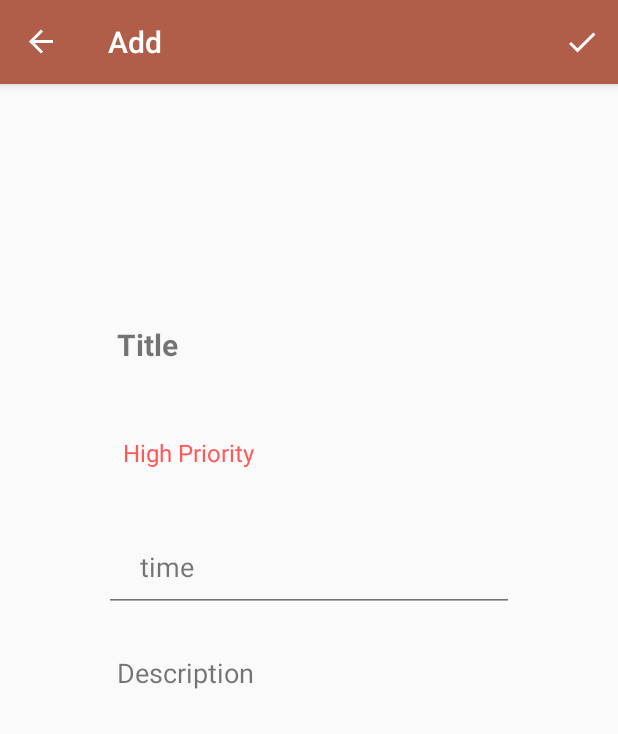
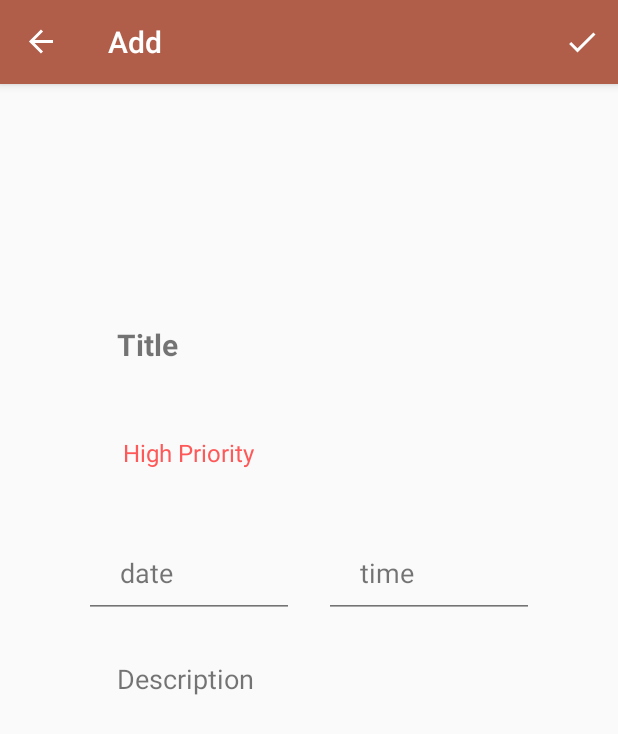
Before and after one commit to WhatToDo-NJUST/ToDo-kt, an Android app built with Jetpack Compose: the AddFragment screen opened through its navigation route, on a phone screen of 412 x 824 dp. Shown: the top 734 px of the screen. Run offline under Robolectric (Android 15) with nearby library versions, the phone set to English and light mode, and no system bars; our stand-ins replace Room's generated code, navigation-ui; 4 statements that could not run were skipped.

Commit message:
完善了日期时间选择ui

```diff
--- a/app/src/main/res/layout/fragment_add.xml
+++ b/app/src/main/res/layout/fragment_add.xml
@@ -4,8 +4,8 @@
     xmlns:tools="http://schemas.android.com/tools"
     android:layout_width="match_parent"
     android:layout_height="match_parent"
+    android:alpha="0.9"
     android:padding="24dp"
-    android:alpha="0.9"
     tools:context=".fragments.add.AddFragment">
 
 
@@ -45,22 +45,22 @@
         app:layout_constraintStart_toStartOf="parent"
         app:layout_constraintTop_toBottomOf="@+id/title_et" />
 
+
     <EditText
-        android:id="@+id/time_et"
-        android:layout_width="0dp"
+        android:id="@+id/date_et"
+        android:layout_width="140dp"
         android:layout_height="60dp"
-        android:layout_marginStart="45dp"
-        android:layout_marginTop="16dp"
-        android:layout_marginEnd="45dp"
+        android:layout_marginStart="32dp"
+        android:layout_marginTop="20dp"
         android:ems="10"
-        android:hint="@string/time"
-        android:inputType="time"
+        android:hint="@string/date"
         android:paddingStart="24dp"
         android:paddingEnd="24dp"
-        app:layout_constraintEnd_toEndOf="parent"
+        android:inputType="none"
+        android:focusable="false"
+        android:cursorVisible="true"
         app:layout_constraintStart_toStartOf="parent"
         app:layout_constraintTop_toBottomOf="@+id/priorities_spinner" />
-
 
     <EditText
         android:id="@+id/description_et"
@@ -79,44 +79,22 @@
         android:paddingEnd="24dp"
         app:layout_constraintEnd_toEndOf="parent"
         app:layout_constraintStart_toStartOf="parent"
-        app:layout_constraintTop_toBottomOf="@+id/time_et" />
+        app:layout_constraintTop_toBottomOf="@+id/date_et" />
 
-    <DatePicker
-        android:id="@+id/data_picker"
-        android:layout_width="match_parent"
-        android:layout_height="wrap_content"
-        android:layout_marginStart="30dp"
-        android:layout_marginTop="188dp"
-        android:layout_marginEnd="30dp"
-        android:background="#FFFFFFFF"
-        android:visibility="invisible"
-        android:timePickerMode="spinner"
-        android:calendarViewShown="false"
-        app:layout_constraintBottom_toBottomOf="@+id/description_et"
+    <EditText
+        android:id="@+id/time_et"
+        android:layout_width="140dp"
+        android:layout_height="60dp"
+        android:layout_marginTop="20dp"
+        android:layout_marginEnd="32dp"
+        android:ems="10"
+        android:hint="@string/time"
+        android:paddingStart="24dp"
+        android:paddingEnd="24dp"
+        android:inputType="none"
+        android:focusable="false"
+        android:cursorVisible="true"
         app:layout_constraintEnd_toEndOf="parent"
-        app:layout_constraintHorizontal_bias="0.058"
-        app:layout_constraintLeft_toLeftOf="parent"
-        app:layout_constraintRight_toRightOf="parent"
-        app:layout_constraintStart_toStartOf="parent"
-        app:layout_constraintTop_toTopOf="parent"
-        app:layout_constraintVertical_bias="0.0" />
+        app:layout_constraintTop_toBottomOf="@+id/priorities_spinner" />
 
-    <TimePicker
-        android:id="@+id/time_picker"
-        android:layout_width="match_parent"
-        android:layout_height="wrap_content"
-        android:layout_marginStart="30dp"
-        android:layout_marginTop="188dp"
-        android:layout_marginEnd="30dp"
-        android:background="#FFFFFFFF"
-        android:visibility="invisible"
-        android:timePickerMode="spinner"
-        app:layout_constraintBottom_toBottomOf="@+id/description_et"
-        app:layout_constraintEnd_toEndOf="parent"
-        app:layout_constraintHorizontal_bias="0.058"
-        app:layout_constraintLeft_toLeftOf="parent"
-        app:layout_constraintRight_toRightOf="parent"
-        app:layout_constraintStart_toStartOf="parent"
-        app:layout_constraintTop_toTopOf="parent"
-        app:layout_constraintVertical_bias="0.0" />
 </androidx.constraintlayout.widget.ConstraintLayout>
--- a/app/src/main/res/layout/fragment_list.xml
+++ b/app/src/main/res/layout/fragment_list.xml
@@ -21,8 +21,9 @@
             android:layout_height="match_parent"
             android:text="@{mSharedViewModel.getCurrentData().toString()}"
             android:textSize="25dp"
-            android:layout_marginTop="15dp"
-            android:layout_marginLeft="20dp" />
+            app:layout_constraintTop_toTopOf="parent"
+            tools:layout_editor_absoluteX="204dp"
+            tools:layout_editor_absoluteY="40dp" />
 
         <View
             android:layout_width="match_parent"
--- a/app/src/main/res/values/strings.xml
+++ b/app/src/main/res/values/strings.xml
@@ -41,4 +41,6 @@
     <string name="login">login</string>
     <string name="login_title">ToDoApp</string>
     <string name="exit">exit</string>
+    <string name="data">data</string>
+    <string name="date">date</string>
 </resources>
```
Also changed, not shown: app/src/main/java/com/example/todoapp/fragments/BindingAdapters.kt (+16 -0 lines), app/src/main/java/com/example/todoapp/fragments/add/AddFragment.kt (+48 -39 lines), app/src/main/java/com/example/todoapp/fragments/update/UpdateFragment.kt (+56 -16 lines), app/src/main/res/layout/fragment_update.xml (+32 -8 lines), app/src/main/res/drawable-v24/add_background.jpeg (added), app/src/main/res/drawable-v24/background.jpeg (added).
